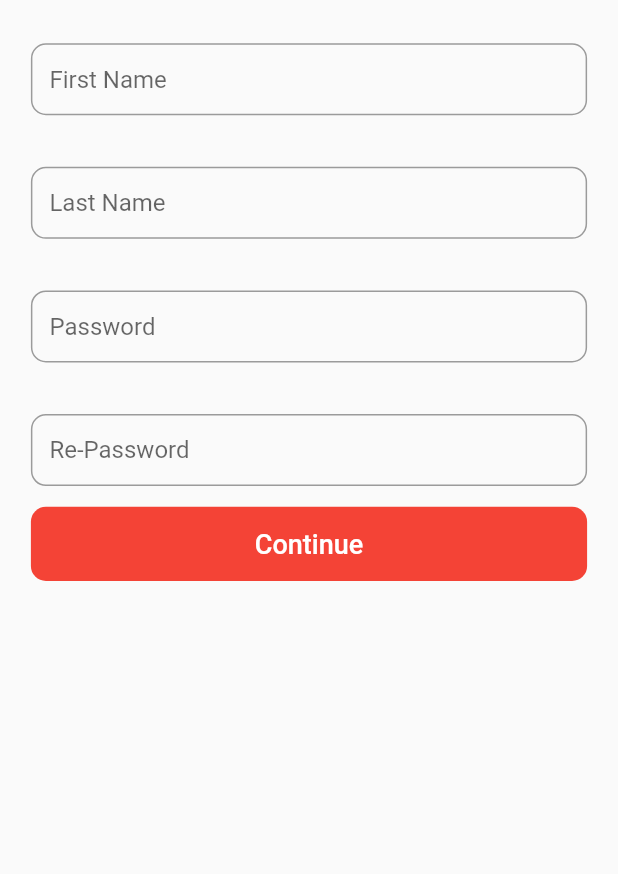
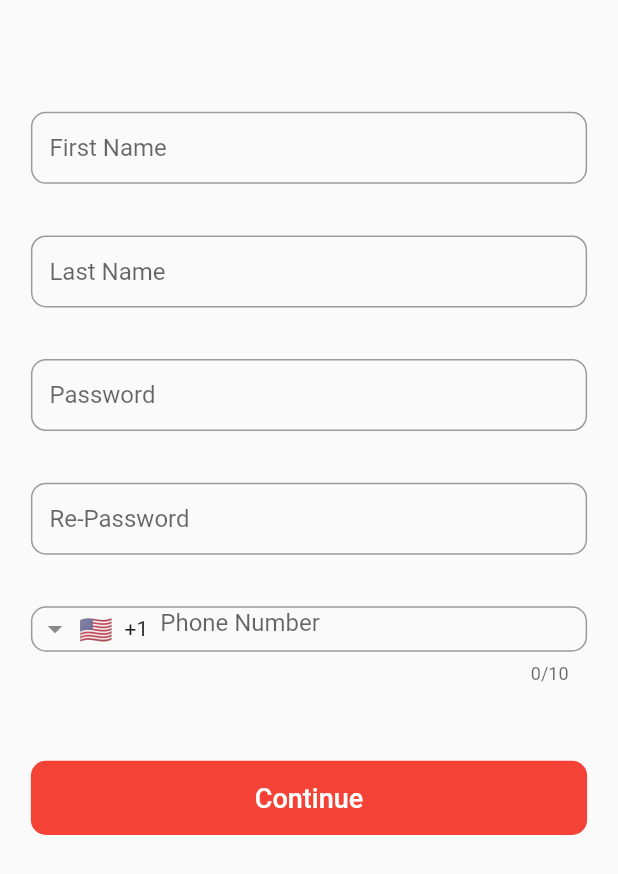
Before and after one commit to sinaziaee/LocatioBooker, a Flutter app: the screen it shows after launch, after a tap on "Continue", on a phone screen of 412 x 824 dp. Shown: the top 874 px of the screen. Run offline on Flutter 3.47's test engine with Material 2 defaults, Android fonts, the phone set to English and light mode, and no system bars; drawn by our look-alikes of intl_phone_field; our stand-ins replace font_awesome_flutter.

Commit message:
added assets and phone field

```diff
--- a/lib/screens/authentication/components/my_textfield.dart
+++ b/lib/screens/authentication/components/my_textfield.dart
@@ -22,6 +22,7 @@ class MyTestField extends StatelessWidget {
         vertical: LoginScreen.size.height * 0.005
       ),
       child: TextFormField(
+        controller: controller,
         onEditingComplete: () => (isLast == null || isLast == false)
             ? node.nextFocus()
             : node.unfocus(),
--- a/lib/screens/authentication/login_screen.dart
+++ b/lib/screens/authentication/login_screen.dart
@@ -19,11 +19,11 @@ class LoginScreen extends StatefulWidget {
 class _LoginScreenState extends State<LoginScreen> {
   FocusNode node;
   Color color;
-  TextEditingController usernameController, passwordController;
+  TextEditingController emailController, passwordController;
 
   @override
   void initState() {
-    usernameController = TextEditingController();
+    emailController = TextEditingController();
     passwordController = TextEditingController();
     color = Colors.black;
     super.initState();
@@ -31,7 +31,7 @@ class _LoginScreenState extends State<LoginScreen> {
 
   @override
   void dispose() {
-    usernameController.dispose();
+    emailController.dispose();
     super.dispose();
   }
 
@@ -65,7 +65,7 @@ class _LoginScreenState extends State<LoginScreen> {
               node: node,
               hint: 'Email',
               color: Colors.black,
-              controller: usernameController,
+              controller: emailController,
               isLast: false,
               isPassword: false,
             ),
@@ -133,7 +133,10 @@ class _LoginScreenState extends State<LoginScreen> {
   }
 
   void onContinuePressed() {
-    Navigator.pushNamed(context, SignUpScreen.id);
+    String email = emailController.text.toString();
+    // email = 'temp.id';
+    print(email);
+    Navigator.pushNamed(context, SignUpScreen.id, arguments: {'email': email});
   }
 
   _showDialog() {
--- a/lib/screens/authentication/sign_up_screen.dart
+++ b/lib/screens/authentication/sign_up_screen.dart
@@ -1,6 +1,8 @@
 import 'package:flutter/material.dart';
+import 'package:intl_phone_field/intl_phone_field.dart';
 import 'package:loctio_booker/screens/home/home_screen.dart';
 
+import '../../constants.dart';
 import 'components/confirm_button.dart';
 import 'components/my_textfield.dart';
 import 'login_screen.dart';
@@ -13,8 +15,8 @@ class SignUpScreen extends StatefulWidget {
 }
 
 class _SignUpScreenState extends State<SignUpScreen> {
-
   FocusNode node;
+  Color color = Colors.black;
 
   TextEditingController firstNameController;
   TextEditingController lastNameController;
@@ -22,13 +24,49 @@ class _SignUpScreenState extends State<SignUpScreen> {
   TextEditingController rePasswordController;
   TextEditingController phoneController;
 
+  String email;
+  Map args;
+
+  @override
+  void initState() {
+    firstNameController = TextEditingController();
+    lastNameController = TextEditingController();
+    passwordController = TextEditingController();
+    rePasswordController = TextEditingController();
+    phoneController = TextEditingController();
+    super.initState();
+  }
+
+  @override
+  void dispose() {
+    firstNameController.dispose();
+    lastNameController.dispose();
+    passwordController.dispose();
+    rePasswordController.dispose();
+    phoneController.dispose();
+    super.dispose();
+  }
+
   @override
   Widget build(BuildContext context) {
     node = FocusScope.of(context);
+    args = ModalRoute.of(context).settings.arguments;
+    email = args['email'];
+    print('e: $email');
     return Scaffold(
       body: SafeArea(
+        child: SingleChildScrollView(
           child: Column(
             children: [
+              SizedBox(
+                height: LoginScreen.size.height * 0.03,
+              ),
+              Text(
+                email,
+                style: kBodyTextStyle.copyWith(
+                  color: Colors.grey,
+                ),
+              ),
               SizedBox(
                 height: LoginScreen.size.height * 0.03,
               ),
@@ -54,17 +92,6 @@ class _SignUpScreenState extends State<SignUpScreen> {
               SizedBox(
                 height: LoginScreen.size.height * 0.03,
               ),
-            // MyTestField(
-            //   node: node,
-            //   hint: 'First Name',
-            //   color: Colors.black,
-            //   controller: firstNameController,
-            //   isLast: false,
-            //   isPassword: false,
-            // ),
-            // SizedBox(
-            //   height: LoginScreen.size.height * 0.03,
-            // ),
               MyTestField(
                 node: node,
                 hint: 'Password',
@@ -81,11 +108,48 @@ class _SignUpScreenState extends State<SignUpScreen> {
                 hint: 'Re-Password',
                 color: Colors.black,
                 controller: rePasswordController,
-              isLast: false,
+                isLast: true,
                 isPassword: false,
               ),
               SizedBox(
-              height: LoginScreen.size.height * 0.01,
+                height: LoginScreen.size.height * 0.03,
+              ),
+              Container(
+                height: LoginScreen.size.height * 0.06,
+                margin: EdgeInsets.symmetric(
+                    horizontal: LoginScreen.size.width * 0.05,
+                    vertical: LoginScreen.size.height * 0.005),
+                child: IntlPhoneField(
+                  controller: phoneController,
+                  decoration: InputDecoration(
+                    contentPadding: EdgeInsets.only(
+                      bottom: LoginScreen.size.height * 0.03,
+                      left: LoginScreen.size.width * 0.03,
+                      right: LoginScreen.size.width * 0.03,
+                    ),
+                    hintText: 'Phone Number',
+                    focusedBorder: kOutLineInputBorder.copyWith(
+                      borderSide: BorderSide(
+                        color: color ?? Colors.black,
+                        width: 1.5,
+                        style: BorderStyle.solid,
+                      ),
+                    ),
+                    border: kOutLineInputBorder.copyWith(
+                      borderSide: BorderSide(
+                        color: color ?? Colors.grey,
+                        width: 0.5,
+                        style: BorderStyle.solid,
+                      ),
+                    ),
+                  ),
+                  onChanged: (phone) {
+                    print(phone.completeNumber);
+                  },
+                ),
+              ),
+              SizedBox(
+                height: LoginScreen.size.height * 0.06,
               ),
               MyConfirmButton(
                 onPressed: () {
@@ -96,11 +160,11 @@ class _SignUpScreenState extends State<SignUpScreen> {
             ],
           ),
         ),
+      ),
     );
   }
 
   void onContinuePressed() {
     Navigator.pushNamed(context, HomeScreen.id);
   }
-
 }
```
Also changed, not shown: pubspec.yaml (+4 -3 lines), assets/images/email.png (added), assets/images/logo_google.png (added), pubspec.lock. Lines whose indentation alone changed are shown as unchanged.
